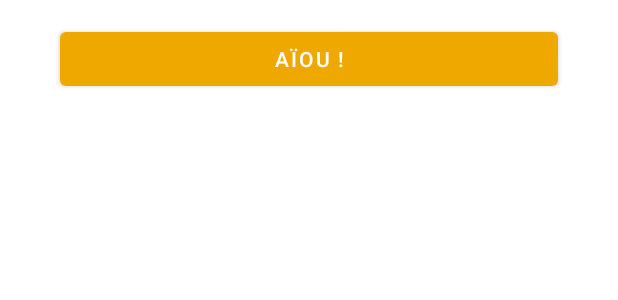
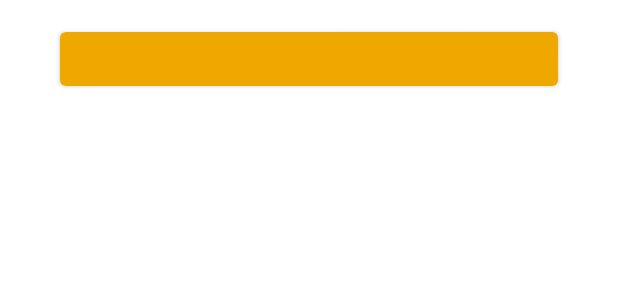
Before and after one commit to TGLuis/Youpidapp, an Android app: the layout sound_button.xml on its own in the app's theme, with its tools: preview values and no code run, on a phone screen of 412 x 824 dp. Shown: the top 300 px of the screen. Run offline under Robolectric (Android 15) with nearby library versions, the light colour scheme and no system bars.

Commit message:
Clean up of the PR

```diff
--- a/app/build.gradle
+++ b/app/build.gradle
@@ -31,7 +31,6 @@
     implementation 'androidx.appcompat:appcompat:1.2.0'
     implementation 'androidx.constraintlayout:constraintlayout:2.0.2'
     implementation 'androidx.recyclerview:recyclerview:1.1.0'
-    //implementation 'androidx.recyclerview:recyclerview-selection:1.1.0-rc03' // Maybe not needed yet
     testImplementation 'junit:junit:4.12'
     androidTestImplementation 'androidx.test.ext:junit:1.1.2'
     androidTestImplementation 'androidx.test.espresso:espresso-core:3.3.0'
--- a/app/src/main/res/layout/sound_button.xml
+++ b/app/src/main/res/layout/sound_button.xml
@@ -1,16 +1,4 @@
 <?xml version="1.0" encoding="utf-8"?>
-<!-- This will be used for data binding, but it works also without -->
-<!--
-<layout xmlns:android="http://schemas.android.com/apk/res/android"
-        android:layout_width="match_parent"
-        android:layout_height="match_parent">
--->
-    <!-- This will be used for data binding -->
-    <!--<data>
-        <variable
-            name="model"
-            type="data.Sound"/>
-    </data>-->
 <LinearLayout
         xmlns:android="http://schemas.android.com/apk/res/android"
         android:orientation="vertical"
@@ -19,10 +7,8 @@
     <!-- TODO: change the default string to something else -->
     <Button
             android:id="@+id/sound_button_id"
-            android:text="@string/aiou"
             android:layout_width="match_parent"
             android:layout_height="wrap_content"
             android:layout_marginHorizontal="@dimen/margin_btn_margin_hor_normal"
             android:layout_marginVertical="@dimen/margin_btn_margin_ver_normal" />
 </LinearLayout>
-<!--</layout>-->
```
Also changed, not shown: app/src/main/java/adapter/SoundAdapter.kt (+0 -16 lines), app/src/main/java/data/Sound.kt (+3 -12 lines), app/src/main/java/fragments/MainFragment.kt (+10 -11 lines).
